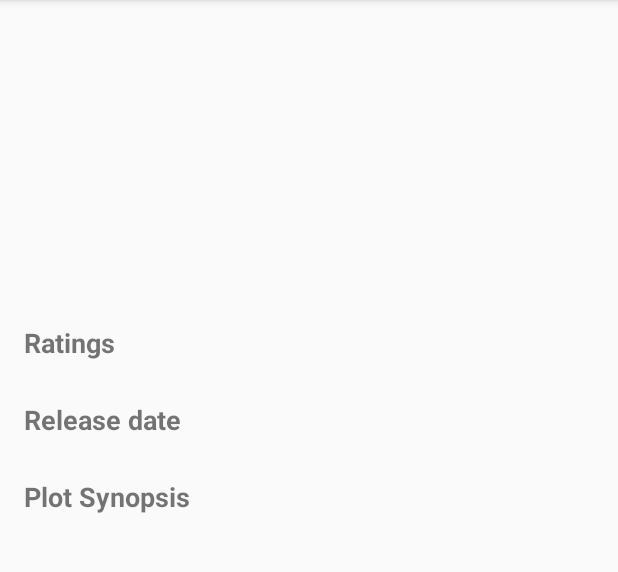
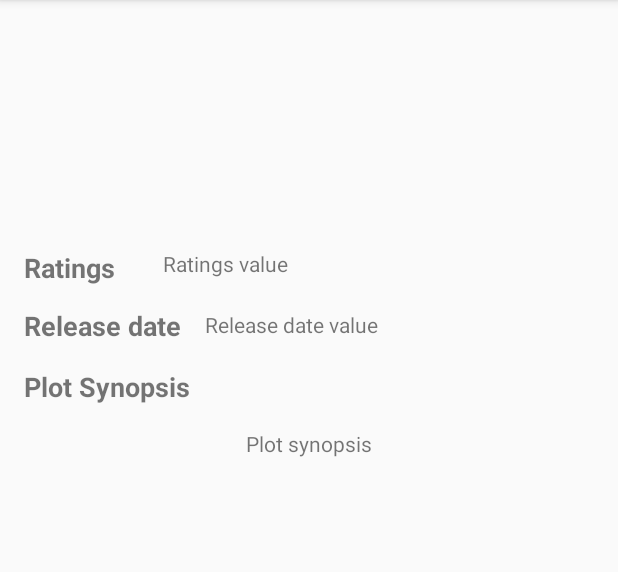
Before and after one commit to mtondolo/Pupular-Movies-Project-2, an Android app: the DetailActivity screen opened directly, with no data from a screen before it, on a phone screen of 412 x 824 dp, the part 84-656 px from its top. Run offline under Robolectric (Android 15) with nearby library versions, the phone set to English and light mode, and no system bars; our stand-ins replace ButterKnife, Picasso; pictures from the network do not load.

Commit message:
Change linearlayout to constraint layout

```diff
--- a/app/src/main/res/layout/activity_detail.xml
+++ b/app/src/main/res/layout/activity_detail.xml
@@ -1,84 +1,91 @@
 <?xml version="1.0" encoding="utf-8"?>
-<FrameLayout xmlns:android="http://schemas.android.com/apk/res/android"
+<androidx.constraintlayout.widget.ConstraintLayout xmlns:android="http://schemas.android.com/apk/res/android"
+    xmlns:app="http://schemas.android.com/apk/res-auto"
     xmlns:tools="http://schemas.android.com/tools"
     android:layout_width="match_parent"
     android:layout_height="match_parent"
     tools:context=".DetailActivity">
 
-    <ScrollView
-        android:layout_width="match_parent"
-        android:layout_height="wrap_content">
-
-        <LinearLayout
-            android:layout_width="match_parent"
-            android:layout_height="wrap_content"
-            android:orientation="vertical">
-
     <ImageView
         android:id="@+id/image_iv"
-                android:layout_width="match_parent"
-                android:layout_height="200dp"
+        android:layout_width="0dp"
+        android:layout_height="150dp"
         android:adjustViewBounds="true"
-                android:scaleType="centerCrop" />
-
-            <LinearLayout
-                android:layout_width="match_parent"
-                android:layout_height="wrap_content"
-                android:orientation="horizontal">
+        android:paddingTop="16dp"
+        android:scaleType="centerCrop"
+        app:layout_constraintEnd_toEndOf="parent"
+        app:layout_constraintStart_toStartOf="parent"
+        app:layout_constraintTop_toTopOf="parent" />
 
     <TextView
+        android:id="@+id/textView7"
         android:layout_width="wrap_content"
         android:layout_height="wrap_content"
         android:layout_marginStart="16dp"
         android:layout_marginTop="16dp"
         android:text="@string/detail_ratings_label"
         android:textSize="18sp"
-                    android:textStyle="bold" />
+        android:textStyle="bold"
+        app:layout_constraintStart_toStartOf="parent"
+        app:layout_constraintTop_toBottomOf="@+id/image_iv" />
 
     <TextView
         android:id="@+id/ratings_tv"
         android:layout_width="wrap_content"
         android:layout_height="wrap_content"
-                    android:layout_margin="16dp" />
-            </LinearLayout>
-
-            <LinearLayout
-                android:layout_width="match_parent"
-                android:layout_height="wrap_content"
-                android:orientation="horizontal">
+        android:layout_marginStart="32dp"
+        android:layout_marginTop="16dp"
+        android:text="Ratings value"
+        app:layout_constraintStart_toEndOf="@+id/textView7"
+        app:layout_constraintTop_toBottomOf="@+id/image_iv" />
 
     <TextView
+        android:id="@+id/textView9"
         android:layout_width="wrap_content"
         android:layout_height="wrap_content"
         android:layout_marginStart="16dp"
-                    android:layout_marginTop="16dp"
+        android:layout_marginTop="14dp"
         android:text="@string/detail_release_date_label"
         android:textSize="18sp"
-                    android:textStyle="bold" />
+        android:textStyle="bold"
+        app:layout_constraintStart_toStartOf="parent"
+        app:layout_constraintTop_toBottomOf="@+id/textView7" />
 
     <TextView
         android:id="@+id/release_date_tv"
         android:layout_width="wrap_content"
         android:layout_height="wrap_content"
-                    android:layout_margin="16dp" />
-            </LinearLayout>
+        android:layout_margin="16dp"
+        android:layout_marginStart="32dp"
+        android:layout_marginTop="32dp"
+        android:text="Release date value"
+        app:layout_constraintStart_toEndOf="@+id/textView9"
+        app:layout_constraintTop_toBottomOf="@+id/textView7" />
 
     <TextView
+        android:id="@+id/textView8"
         android:layout_width="wrap_content"
         android:layout_height="wrap_content"
         android:layout_marginStart="16dp"
         android:layout_marginTop="16dp"
         android:text="@string/detail_plot_synopsis_label"
         android:textSize="18sp"
-                android:textStyle="bold" />
+        android:textStyle="bold"
+        app:layout_constraintStart_toStartOf="parent"
+        app:layout_constraintTop_toBottomOf="@+id/textView9" />
 
     <TextView
         android:id="@+id/plot_synopsis_tv"
         android:layout_width="wrap_content"
-                android:layout_height="wrap_content"
-                android:layout_margin="16dp" />
-
-        </LinearLayout>
-    </ScrollView>
-
-</FrameLayout>
+        android:layout_height="0dp"
+        android:layout_margin="16dp"
+        android:layout_marginStart="16dp"
+        android:layout_marginTop="16dp"
+        android:lineSpacingMultiplier="1.2"
+        android:paddingLeft="16dp"
+        android:paddingRight="16dp"
+        android:text="Plot synopsis"
+        app:layout_constraintEnd_toEndOf="parent"
+        app:layout_constraintStart_toStartOf="parent"
+        app:layout_constraintTop_toBottomOf="@+id/textView8" />
+</androidx.constraintlayout.widget.ConstraintLayout>
```
Lines whose indentation alone changed are shown as unchanged.
